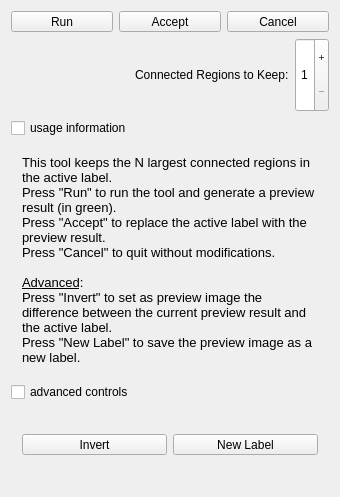
MITK/MITK, file Modules/SegmentationUI/Qmitk/QmitkSplitConnectedRegionsTool3DGUIControls.ui: the form before one commit.
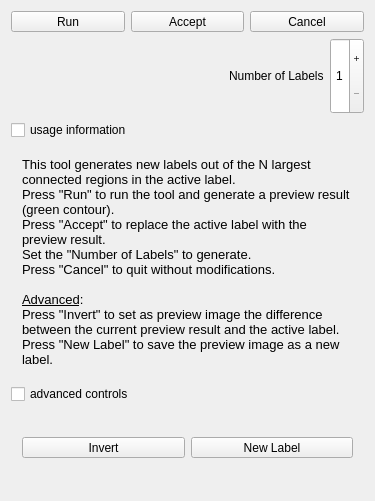
The form after the commit. Icons and pictures are not drawn.

Commit message: help text

What changed in the file:
```diff
--- a/Modules/SegmentationUI/Qmitk/QmitkSplitConnectedRegionsTool3DGUIControls.ui
+++ b/Modules/SegmentationUI/Qmitk/QmitkSplitConnectedRegionsTool3DGUIControls.ui
@@ -6,8 +6,8 @@
    <rect>
     <x>0</x>
     <y>0</y>
-    <width>340</width>
-    <height>497</height>
+    <width>375</width>
+    <height>501</height>
    </rect>
   </property>
   <property name="sizePolicy">
@@ -180,7 +180,7 @@
         </sizepolicy>
        </property>
        <property name="text">
-        <string>Connected Regions to Keep:</string>
+        <string>Number of Labels</string>
        </property>
       </widget>
      </item>
@@ -246,9 +246,10 @@
 &lt;html&gt;&lt;head&gt;&lt;meta name=&quot;qrichtext&quot; content=&quot;1&quot; /&gt;&lt;style type=&quot;text/css&quot;&gt;
 p, li { white-space: pre-wrap; }
 &lt;/style&gt;&lt;/head&gt;&lt;body style=&quot; font-family:'MS Shell Dlg 2'; font-size:8pt; font-weight:400; font-style:normal;&quot;&gt;
-&lt;p style=&quot; margin-top:0px; margin-bottom:0px; margin-left:0px; margin-right:0px; -qt-block-indent:0; text-indent:0px;&quot;&gt;&lt;span style=&quot; font-family:'Sans'; font-size:10pt;&quot;&gt;This tool keeps the N largest connected regions in the active label.&lt;/span&gt;&lt;/p&gt;
-&lt;p style=&quot; margin-top:0px; margin-bottom:0px; margin-left:0px; margin-right:0px; -qt-block-indent:0; text-indent:0px;&quot;&gt;&lt;span style=&quot; font-family:'Sans'; font-size:10pt;&quot;&gt;Press &amp;quot;Run&amp;quot; to run the tool and generate a preview result (in green).&lt;/span&gt;&lt;/p&gt;
+&lt;p style=&quot; margin-top:0px; margin-bottom:0px; margin-left:0px; margin-right:0px; -qt-block-indent:0; text-indent:0px;&quot;&gt;&lt;span style=&quot; font-family:'Sans'; font-size:10pt;&quot;&gt;This tool generates new labels out of the N largest connected regions in the active label.&lt;/span&gt;&lt;/p&gt;
+&lt;p style=&quot; margin-top:0px; margin-bottom:0px; margin-left:0px; margin-right:0px; -qt-block-indent:0; text-indent:0px;&quot;&gt;&lt;span style=&quot; font-family:'Sans'; font-size:10pt;&quot;&gt;Press &amp;quot;Run&amp;quot; to run the tool and generate a preview result (green contour).&lt;/span&gt;&lt;/p&gt;
 &lt;p style=&quot; margin-top:0px; margin-bottom:0px; margin-left:0px; margin-right:0px; -qt-block-indent:0; text-indent:0px;&quot;&gt;&lt;span style=&quot; font-family:'Sans'; font-size:10pt;&quot;&gt;Press &amp;quot;Accept&amp;quot; to replace the active label with the preview result.&lt;/span&gt;&lt;/p&gt;
+&lt;p style=&quot; margin-top:0px; margin-bottom:0px; margin-left:0px; margin-right:0px; -qt-block-indent:0; text-indent:0px;&quot;&gt;&lt;span style=&quot; font-family:'Sans'; font-size:10pt;&quot;&gt;Set the &amp;quot;Number of Labels&amp;quot; to generate.&lt;/span&gt;&lt;/p&gt;
 &lt;p style=&quot; margin-top:0px; margin-bottom:0px; margin-left:0px; margin-right:0px; -qt-block-indent:0; text-indent:0px;&quot;&gt;&lt;span style=&quot; font-family:'Sans'; font-size:10pt;&quot;&gt;Press &amp;quot;Cancel&amp;quot; to quit without modifications.&lt;/span&gt;&lt;/p&gt;
 &lt;p style=&quot;-qt-paragraph-type:empty; margin-top:0px; margin-bottom:0px; margin-left:0px; margin-right:0px; -qt-block-indent:0; text-indent:0px; font-family:'Sans'; font-size:10pt;&quot;&gt;&lt;br /&gt;&lt;/p&gt;
 &lt;p style=&quot; margin-top:0px; margin-bottom:0px; margin-left:0px; margin-right:0px; -qt-block-indent:0; text-indent:0px;&quot;&gt;&lt;span style=&quot; font-family:'Sans'; font-size:10pt; text-decoration: underline;&quot;&gt;Advanced&lt;/span&gt;&lt;span style=&quot; font-family:'Sans'; font-size:10pt;&quot;&gt;:&lt;/span&gt;&lt;/p&gt;
```
